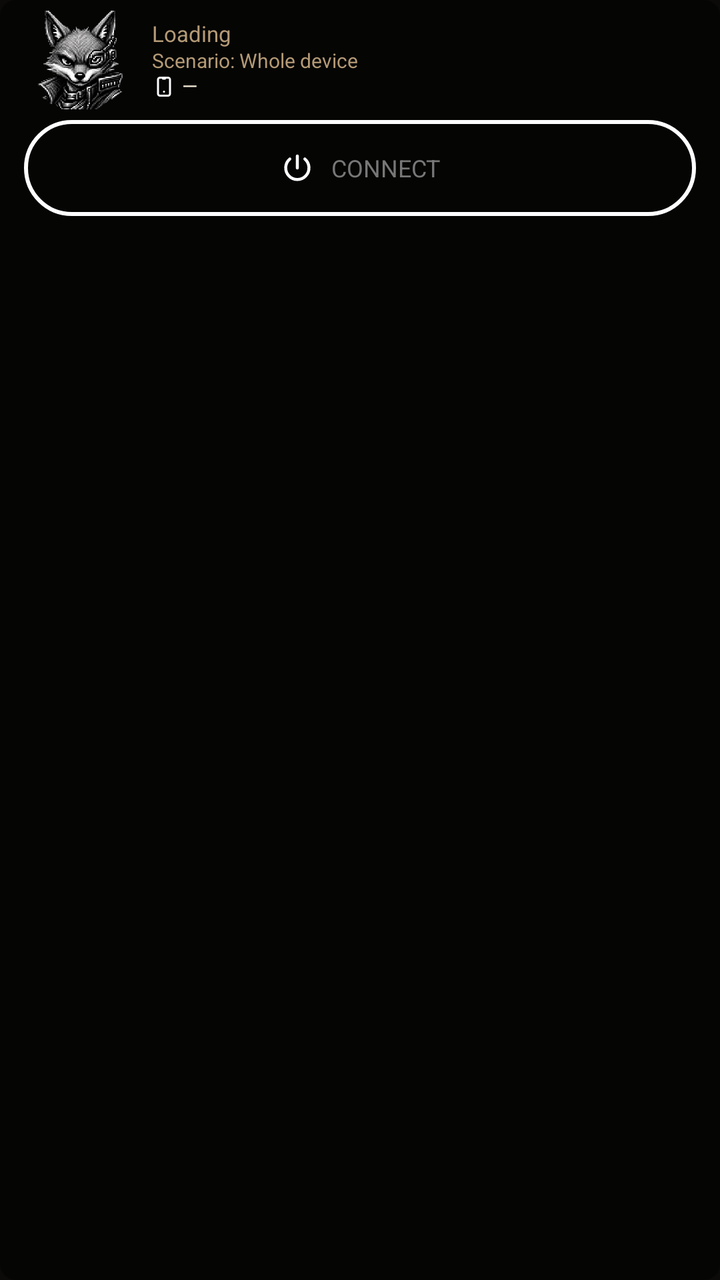
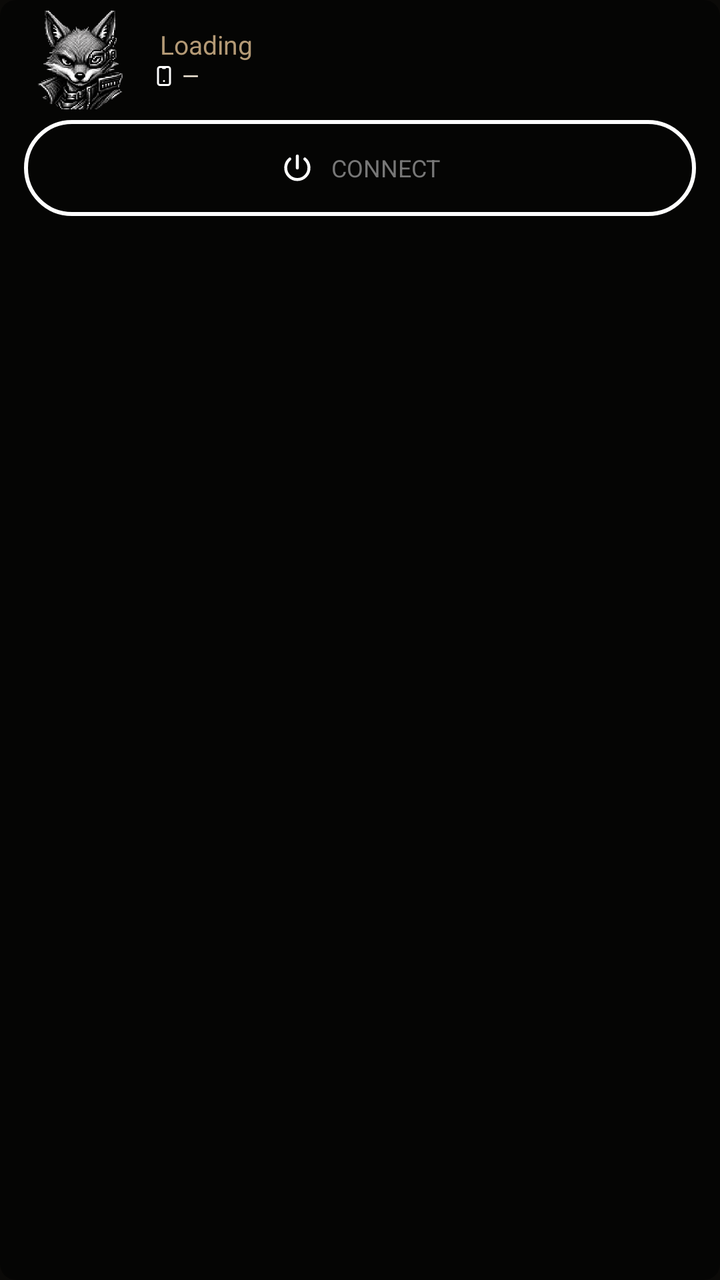

Two renders of the same Android screen: before a commit and after it. Below are the layout's source before the change and the commit's diff.
<!-- AndroidManifest.xml: application theme Theme.Foxhole.Vpn -->
<!-- res/layout/widget_status_compact_ar.xml -->
<FrameLayout xmlns:android="http://schemas.android.com/apk/res/android"
    android:id="@+id/widget_status_root"
    android:layout_width="match_parent"
    android:layout_height="match_parent">

    <ImageView
        android:id="@+id/widget_status_background"
        android:layout_width="match_parent"
        android:layout_height="match_parent"
        android:importantForAccessibility="no"
        android:scaleType="fitXY"
        android:src="@drawable/widget_status_background_dark" />

    <LinearLayout
        android:id="@+id/widget_status_content"
        android:layout_width="match_parent"
        android:layout_height="wrap_content"
        android:layout_gravity="center_horizontal"
        android:gravity="center_horizontal"
        android:orientation="vertical"
        android:paddingHorizontal="12dp"
        android:paddingVertical="2dp">

        <LinearLayout
            android:id="@+id/widget_status_header"
            android:layout_gravity="center_horizontal"
            android:layout_width="match_parent"
            android:layout_height="wrap_content"
            android:gravity="center_vertical"
            android:orientation="horizontal">
            <FrameLayout
                android:id="@+id/widget_status_logo_touch"
                android:layout_width="56dp"
                android:layout_height="56dp"
                android:contentDescription="@string/widget_open_app"
                android:focusable="true">
                <ImageView
                    android:id="@+id/widget_status_logo"
                    android:layout_width="56dp"
                    android:layout_height="56dp"
                    android:layout_gravity="center"
                    android:importantForAccessibility="no"
                    android:src="@drawable/ic_launcher_openwrt" />
            </FrameLayout>

            <LinearLayout
                android:layout_width="0dp"
                android:layout_weight="1"
                android:layout_height="wrap_content"
                android:layout_marginStart="8dp"
                android:gravity="start|center_vertical"
                android:orientation="vertical">
                <TextView
                    android:id="@+id/widget_status_label"
                    android:layout_width="match_parent"
                    android:layout_height="wrap_content"
                    android:ellipsize="end"
                    android:fontFamily="sans"
                    android:gravity="start|center_vertical"
                    android:maxLines="1"
                    android:includeFontPadding="false"
                    android:text="@string/widget_loading"
                    android:textColor="#B49A76"
                    android:textSize="11sp" />
                <TextView
                    android:id="@+id/widget_status_scenario"
                    android:layout_width="match_parent"
                    android:layout_height="wrap_content"
                    android:layout_marginTop="1dp"
                    android:fontFamily="sans"
                    android:includeFontPadding="false"
                    android:gravity="start|center_vertical"
                    android:text="@string/vpn_scenario_status_whole"
                    android:textColor="#B49A76"
                    android:textSize="10sp" />
                <LinearLayout
                    android:layout_width="match_parent"
                    android:layout_height="wrap_content"
                    android:layout_marginTop="1dp"
                    android:gravity="start|center_vertical"
                    android:orientation="horizontal">
                    <ImageView
                        android:id="@+id/widget_status_device"
                        android:layout_width="12dp"
                        android:layout_height="12dp"
                        android:layout_marginEnd="3dp"
                        android:importantForAccessibility="no"
                        android:src="@drawable/widget_status_device" />
                    <ImageView
                        android:id="@+id/widget_status_flag"
                        android:layout_width="wrap_content"
                        android:layout_height="wrap_content"
                        android:layout_marginEnd="4dp"
                        android:importantForAccessibility="no"
                        android:scaleType="fitCenter"
                        android:visibility="gone" />
                    <TextView
                        android:id="@+id/widget_status_detail"
                        android:layout_width="0dp"
                        android:layout_weight="1"
                        android:layout_height="wrap_content"
                        android:ellipsize="end"
                        android:fontFamily="sans"
                        android:gravity="start|center_vertical"
                        android:maxLines="1"
                        android:includeFontPadding="false"
                        android:text="@string/widget_detail_empty"
                        android:textColor="#F0E6D6"
                        android:textSize="@dimen/widget_compact_detail_text_size" />
                </LinearLayout>
            </LinearLayout>
        </LinearLayout>

        <LinearLayout
            android:id="@+id/widget_status_action_row"
            android:layout_width="match_parent"
            android:layout_height="48dp"
            android:layout_marginTop="2dp"
            android:orientation="horizontal"
            android:gravity="center">
            <FrameLayout
                android:id="@+id/widget_status_power_touch"
                android:layout_width="match_parent"
                android:minWidth="48dp"
                android:layout_height="48dp"
                android:contentDescription="@string/widget_connect"
                android:enabled="false"
                android:focusable="true">
                <ImageView
                    android:id="@+id/widget_status_power_surface"
                    android:visibility="gone"
                    android:layout_width="match_parent"
                    android:layout_height="match_parent"
                    android:importantForAccessibility="no"
                    android:src="@drawable/widget_status_action_surface" />
                <ImageView
                    android:id="@+id/widget_status_power_ring"
                    android:layout_width="match_parent"
                    android:layout_height="match_parent"
                    android:importantForAccessibility="no"
                    android:src="@drawable/widget_status_action_outline" />
                <LinearLayout
                    android:layout_width="match_parent"
                    android:layout_height="match_parent"
                    android:gravity="center"
                    android:orientation="horizontal"
                    android:paddingHorizontal="12dp">
                    <ImageView
                        android:id="@+id/widget_status_power_icon"
                        android:layout_width="18dp"
                        android:layout_height="18dp"
                        android:importantForAccessibility="no"
                        android:src="@drawable/widget_status_power" />
                    <TextView
                        android:id="@+id/widget_status_power_label"
                        android:layout_width="wrap_content"
                        android:layout_height="wrap_content"
                        android:layout_marginStart="8dp"
                        android:ellipsize="end"
                        android:fontFamily="sans"
                        android:importantForAccessibility="no"
                        android:maxLines="1"
                        android:text="@string/widget_connect"
                        android:textColor="#777777"
                        android:textSize="12sp" />
                </LinearLayout>
            </FrameLayout>
        </LinearLayout>
    </LinearLayout>
</FrameLayout>
<!-- resources referenced by this layout -->
<resources>
  <dimen name="widget_compact_detail_text_size">10sp</dimen>
  <!-- drawable ic_launcher_openwrt: png bitmap (drawable-nodpi, 232133 bytes) -->
  <!-- drawable widget_status_action_outline (drawable) -->
  <shape xmlns:android="http://schemas.android.com/apk/res/android" android:shape="rectangle">
      <solid android:color="@android:color/transparent" />
      <corners android:radius="24dp" />
      <stroke android:width="2dp" android:color="@android:color/white" />
  </shape>
  <!-- drawable widget_status_action_surface (drawable) -->
  <shape xmlns:android="http://schemas.android.com/apk/res/android" android:shape="rectangle">
      <solid android:color="@android:color/transparent" />
      <corners android:radius="24dp" />
  </shape>
  <!-- drawable widget_status_background_dark (drawable) -->
  <shape xmlns:android="http://schemas.android.com/apk/res/android" android:shape="rectangle">
      <corners android:radius="8dp" />
      <solid android:color="#80000000" />
  </shape>
  <!-- drawable widget_status_device (drawable) -->
  <?xml version="1.0" encoding="utf-8"?>
  <vector xmlns:android="http://schemas.android.com/apk/res/android"
      android:width="24dp"
      android:height="24dp"
      android:viewportWidth="24"
      android:viewportHeight="24">
      <path
          android:pathData="M6 5a2 2 0 0 1 2 -2h8a2 2 0 0 1 2 2v14a2 2 0 0 1 -2 2h-8a2 2 0 0 1 -2 -2v-14"
          android:strokeColor="#FFFFFFFF"
          android:strokeWidth="2"
          android:strokeLineCap="round"
          android:strokeLineJoin="round"
          android:fillColor="#00000000" />
      <path
          android:pathData="M11 4h2"
          android:strokeColor="#FFFFFFFF"
          android:strokeWidth="2"
          android:strokeLineCap="round"
          android:strokeLineJoin="round"
          android:fillColor="#00000000" />
      <path
          android:pathData="M12 17v.01"
          android:strokeColor="#FFFFFFFF"
          android:strokeWidth="2"
          android:strokeLineCap="round"
          android:strokeLineJoin="round"
          android:fillColor="#00000000" />
  </vector>
  <!-- drawable widget_status_power (drawable) -->
  <?xml version="1.0" encoding="utf-8"?>
  <vector xmlns:android="http://schemas.android.com/apk/res/android"
      android:width="24dp"
      android:height="24dp"
      android:viewportWidth="24"
      android:viewportHeight="24">
      <path
          android:pathData="M7 6a7.75 7.75 0 1 0 10 0"
          android:strokeColor="#FFFFFFFF"
          android:strokeWidth="2"
          android:strokeLineCap="round"
          android:strokeLineJoin="round"
          android:fillColor="#00000000" />
      <path
          android:pathData="M12 4l0 8"
          android:strokeColor="#FFFFFFFF"
          android:strokeWidth="2"
          android:strokeLineCap="round"
          android:strokeLineJoin="round"
          android:fillColor="#00000000" />
  </vector>
  <string name="vpn_scenario_status_whole">Scenario: Whole device</string>
  <string name="widget_connect">CONNECT</string>
  <string name="widget_detail_empty">—</string>
  <string name="widget_loading">Loading</string>
  <string name="widget_open_app">Open FoxHole VPN</string>
  <style name="Theme.Foxhole.Vpn" parent="Theme.AppCompat.DayNight.NoActionBar">
          <item name="android:windowLightStatusBar">false</item>
          <item name="android:statusBarColor">@android:color/transparent</item>
          <item name="android:navigationBarColor">@android:color/transparent</item>
          <item name="android:windowActionModeOverlay">true</item>
          <item name="android:windowBackground">#0B0A08</item>
          <item name="android:windowSplashScreenAnimatedIcon" tools:targetApi="s">@drawable/ic_splash_logo</item>
      </style>
  <!-- drawable ic_splash_logo (drawable) -->
  <?xml version="1.0" encoding="utf-8"?>
  <inset xmlns:android="http://schemas.android.com/apk/res/android"
      android:inset="78dp">
      <bitmap android:src="@drawable/ic_launcher_openwrt" android:gravity="fill" android:filter="true" />
  </inset>
</resources>

<!-- the commit's change to res/layout/widget_status_compact_ar.xml (unified diff, before → after) -->
@@ -50,29 +50,31 @@
                 android:layout_marginStart="8dp"
                 android:gravity="start|center_vertical"
                 android:orientation="vertical">
-                <TextView
-                    android:id="@+id/widget_status_label"
+                <LinearLayout
                     android:layout_width="match_parent"
                     android:layout_height="wrap_content"
-                    android:ellipsize="end"
-                    android:fontFamily="sans"
                     android:gravity="start|center_vertical"
-                    android:maxLines="1"
-                    android:includeFontPadding="false"
-                    android:text="@string/widget_loading"
-                    android:textColor="#B49A76"
-                    android:textSize="11sp" />
-                <TextView
-                    android:id="@+id/widget_status_scenario"
-                    android:layout_width="match_parent"
-                    android:layout_height="wrap_content"
-                    android:layout_marginTop="1dp"
-                    android:fontFamily="sans"
-                    android:includeFontPadding="false"
-                    android:gravity="start|center_vertical"
-                    android:text="@string/vpn_scenario_status_whole"
-                    android:textColor="#B49A76"
-                    android:textSize="10sp" />
+                    android:orientation="horizontal">
+                    <ImageView
+                        android:id="@+id/widget_status_scenario_icon"
+                        android:layout_width="wrap_content"
+                        android:layout_height="wrap_content"
+                        android:layout_marginEnd="4dp"
+                        android:importantForAccessibility="no" />
+                    <TextView
+                        android:id="@+id/widget_status_label"
+                        android:layout_width="0dp"
+                        android:layout_weight="1"
+                        android:layout_height="wrap_content"
+                        android:ellipsize="end"
+                        android:fontFamily="sans"
+                        android:gravity="start|center_vertical"
+                        android:maxLines="1"
+                        android:includeFontPadding="false"
+                        android:text="@string/widget_loading"
+                        android:textColor="#B49A76"
+                        android:textSize="13sp" />
+                </LinearLayout>
                 <LinearLayout
                     android:layout_width="match_parent"
                     android:layout_height="wrap_content"
@@ -106,7 +108,7 @@
                         android:includeFontPadding="false"
                         android:text="@string/widget_detail_empty"
                         android:textColor="#F0E6D6"
-                        android:textSize="@dimen/widget_compact_detail_text_size" />
+                        android:textSize="11sp" />
                 </LinearLayout>
             </LinearLayout>
         </LinearLayout>
<!-- resource entries referenced after the edit -->
@@ -1,6 +1,5 @@
 <!-- resources referenced by this layout -->
 <resources>
-  <dimen name="widget_compact_detail_text_size">10sp</dimen>
   <!-- drawable ic_launcher_openwrt: png bitmap (drawable-nodpi, 232133 bytes) -->
   <!-- drawable widget_status_action_outline (drawable) -->
   <shape xmlns:android="http://schemas.android.com/apk/res/android" android:shape="rectangle">
@@ -69,7 +68,6 @@
           android:strokeLineJoin="round"
           android:fillColor="#00000000" />
   </vector>
-  <string name="vpn_scenario_status_whole">Scenario: Whole device</string>
   <string name="widget_connect">CONNECT</string>
   <string name="widget_detail_empty">—</string>
   <string name="widget_loading">Loading</string>
